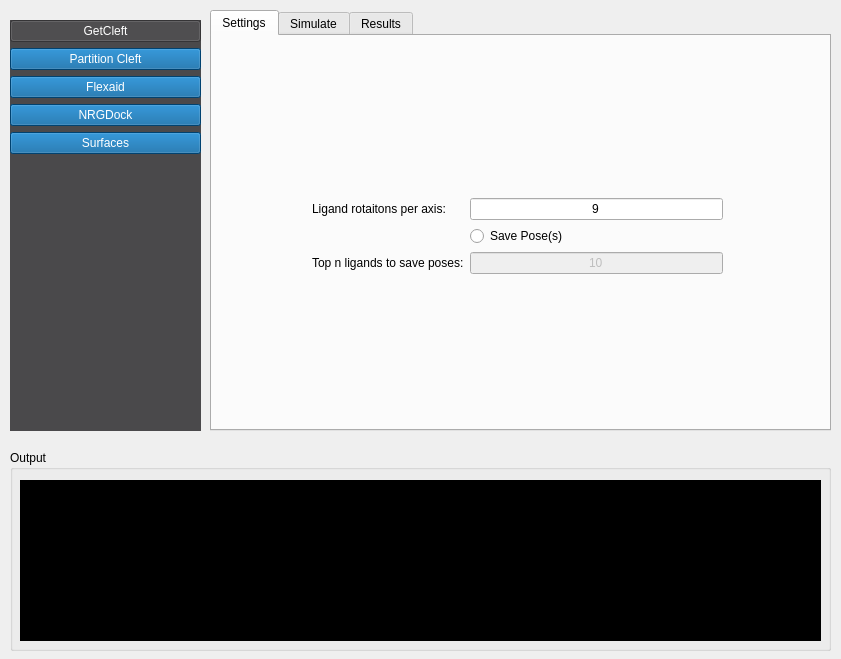
Before: the Qt Designer form demowidget.ui in ThomasDesc/NRG_plugin, drawn with Qt 5.
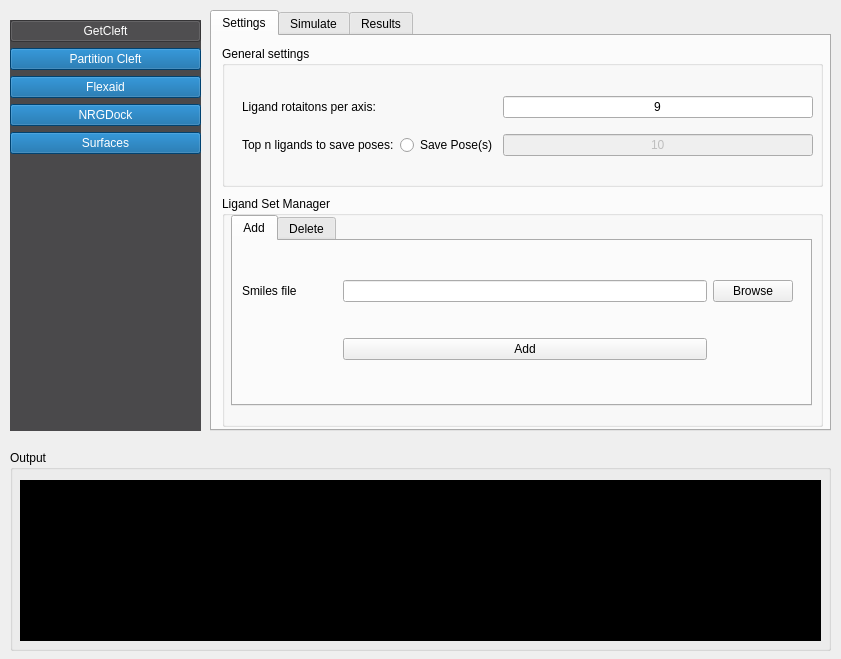
After: the same form once the commit is applied.

Commit message: ligand sets

```diff
--- a/demowidget.ui
+++ b/demowidget.ui
@@ -1061,37 +1061,29 @@
       <attribute name="title">
        <string>Settings</string>
       </attribute>
-      <widget class="QWidget" name="formLayoutWidget_2">
+      <widget class="QGroupBox" name="groupBox_12">
        <property name="geometry">
         <rect>
-         <x>100</x>
-         <y>-1</y>
-         <width>411</width>
-         <height>401</height>
+         <x>10</x>
+         <y>10</y>
+         <width>601</width>
+         <height>141</height>
         </rect>
        </property>
-       <layout class="QFormLayout" name="formLayout_2">
-        <item row="0" column="0">
-         <spacer name="verticalSpacer_5">
-          <property name="orientation">
-           <enum>Qt::Vertical</enum>
-          </property>
-          <property name="sizeHint" stdset="0">
-           <size>
-            <width>20</width>
-            <height>40</height>
-           </size>
-          </property>
-         </spacer>
-        </item>
-        <item row="1" column="0">
-         <widget class="QLabel" name="label_37">
-          <property name="text">
-           <string>&lt;html&gt;&lt;head/&gt;&lt;body&gt;&lt;p&gt;Ligand rotaitons per axis:&lt;/p&gt;&lt;/body&gt;&lt;/html&gt;</string>
-          </property>
-         </widget>
-        </item>
-        <item row="1" column="1">
+       <property name="title">
+        <string>General settings</string>
+       </property>
+       <widget class="QWidget" name="gridLayoutWidget_5">
+        <property name="geometry">
+         <rect>
+          <x>20</x>
+          <y>40</y>
+          <width>571</width>
+          <height>81</height>
+         </rect>
+        </property>
+        <layout class="QGridLayout" name="gridLayout_9">
+         <item row="0" column="2">
          <widget class="QLineEdit" name="input_num_chromosomes_2">
           <property name="text">
            <string>9</string>
@@ -1101,27 +1093,14 @@
           </property>
          </widget>
         </item>
-        <item row="5" column="0">
-         <spacer name="verticalSpacer_6">
-          <property name="orientation">
-           <enum>Qt::Vertical</enum>
-          </property>
-          <property name="sizeHint" stdset="0">
-           <size>
-            <width>20</width>
-            <height>40</height>
-           </size>
-          </property>
-         </spacer>
-        </item>
-        <item row="3" column="0">
-         <widget class="QLabel" name="label_38">
+         <item row="0" column="0">
+          <widget class="QLabel" name="label_37">
           <property name="text">
-           <string>&lt;html&gt;&lt;head/&gt;&lt;body&gt;&lt;p&gt;Top n ligands to save poses:&lt;/p&gt;&lt;/body&gt;&lt;/html&gt;</string>
+            <string>&lt;html&gt;&lt;head/&gt;&lt;body&gt;&lt;p&gt;Ligand rotaitons per axis:&lt;/p&gt;&lt;/body&gt;&lt;/html&gt;</string>
           </property>
          </widget>
         </item>
-        <item row="3" column="1">
+         <item row="1" column="2">
          <widget class="QLineEdit" name="input_num_chromosomes_3">
           <property name="enabled">
            <bool>false</bool>
@@ -1140,7 +1119,14 @@
           </property>
          </widget>
         </item>
-        <item row="2" column="1">
+         <item row="1" column="0">
+          <widget class="QLabel" name="label_38">
+           <property name="text">
+            <string>&lt;html&gt;&lt;head/&gt;&lt;body&gt;&lt;p&gt;Top n ligands to save poses:&lt;/p&gt;&lt;/body&gt;&lt;/html&gt;</string>
+           </property>
+          </widget>
+         </item>
+         <item row="1" column="1">
          <widget class="QRadioButton" name="radioButton">
           <property name="text">
            <string>Save Pose(s)</string>
@@ -1148,6 +1134,131 @@
          </widget>
         </item>
        </layout>
+       </widget>
+      </widget>
+      <widget class="QGroupBox" name="groupBox_13">
+       <property name="geometry">
+        <rect>
+         <x>10</x>
+         <y>160</y>
+         <width>601</width>
+         <height>231</height>
+        </rect>
+       </property>
+       <property name="title">
+        <string>Ligand Set Manager</string>
+       </property>
+       <widget class="QTabWidget" name="tabWidget">
+        <property name="geometry">
+         <rect>
+          <x>9</x>
+          <y>19</y>
+          <width>581</width>
+          <height>191</height>
+         </rect>
+        </property>
+        <property name="currentIndex">
+         <number>0</number>
+        </property>
+        <widget class="QWidget" name="tab_3">
+         <attribute name="title">
+          <string>Add</string>
+         </attribute>
+         <widget class="QWidget" name="gridLayoutWidget_7">
+          <property name="geometry">
+           <rect>
+            <x>9</x>
+            <y>9</y>
+            <width>551</width>
+            <height>141</height>
+           </rect>
+          </property>
+          <layout class="QGridLayout" name="gridLayout_10">
+           <item row="0" column="2">
+            <widget class="QLineEdit" name="nrgdock_add_ligand_file_path"/>
+           </item>
+           <item row="0" column="0">
+            <widget class="QLabel" name="label_5">
+             <property name="text">
+              <string>Smiles file</string>
+             </property>
+            </widget>
+           </item>
+           <item row="0" column="3">
+            <widget class="QPushButton" name="nrgdock_add_ligandset_button">
+             <property name="text">
+              <string>Browse</string>
+             </property>
+            </widget>
+           </item>
+           <item row="0" column="1">
+            <spacer name="horizontalSpacer_4">
+             <property name="orientation">
+              <enum>Qt::Horizontal</enum>
+             </property>
+             <property name="sizeType">
+              <enum>QSizePolicy::Preferred</enum>
+             </property>
+             <property name="sizeHint" stdset="0">
+              <size>
+               <width>40</width>
+               <height>20</height>
+              </size>
+             </property>
+            </spacer>
+           </item>
+           <item row="1" column="2">
+            <widget class="QPushButton" name="nrgdock_button_ligandset_add">
+             <property name="text">
+              <string>Add</string>
+             </property>
+            </widget>
+           </item>
+          </layout>
+         </widget>
+        </widget>
+        <widget class="QWidget" name="tab_4">
+         <attribute name="title">
+          <string>Delete</string>
+         </attribute>
+         <widget class="QWidget" name="gridLayoutWidget_6">
+          <property name="geometry">
+           <rect>
+            <x>10</x>
+            <y>10</y>
+            <width>551</width>
+            <height>91</height>
+           </rect>
+          </property>
+          <layout class="QGridLayout" name="gridLayout_3">
+           <item row="0" column="2">
+            <widget class="QPushButton" name="nrgdock_ligand_set_refresh">
+             <property name="text">
+              <string>Refresh</string>
+             </property>
+            </widget>
+           </item>
+           <item row="0" column="0">
+            <widget class="QLabel" name="label_4">
+             <property name="text">
+              <string>Available ligand sets</string>
+             </property>
+            </widget>
+           </item>
+           <item row="0" column="1">
+            <widget class="QComboBox" name="nrgdock_delete_ligand_set_dropdown"/>
+           </item>
+           <item row="1" column="1">
+            <widget class="QPushButton" name="nrgdock_ligand_set_delete">
+             <property name="text">
+              <string>Delete</string>
+             </property>
+            </widget>
+           </item>
+          </layout>
+         </widget>
+        </widget>
+       </widget>
       </widget>
      </widget>
      <widget class="QWidget" name="tab_8">
```
Left out of the diff: 2 changed lines with no effect on the pictures. Lines whose indentation alone changed are shown as unchanged. The commit also changes 3 other files.
